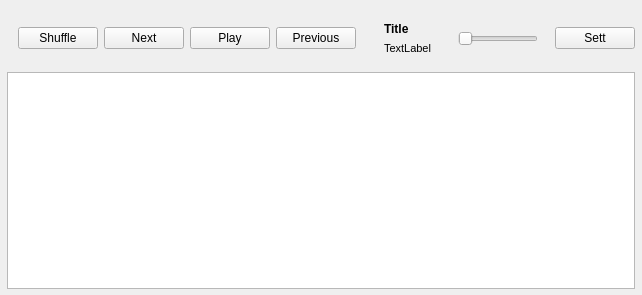
First picture: the form in mainwindow.ui, repository shrayas/playa, before the edit.
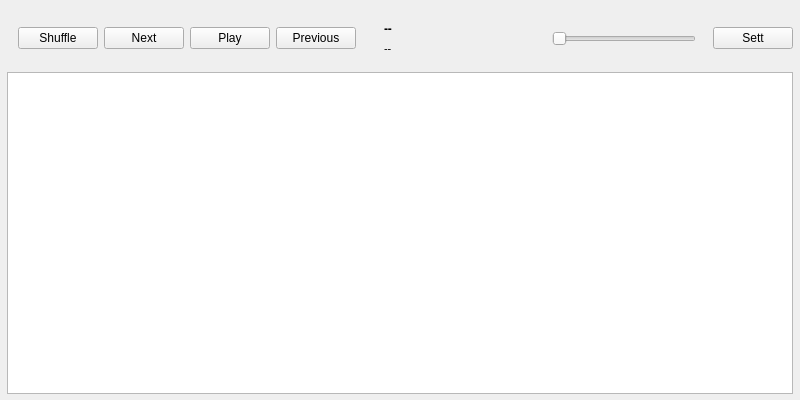
Second picture: the form after the edit.

```diff
--- a/mainwindow.ui
+++ b/mainwindow.ui
@@ -6,8 +6,8 @@
    <rect>
     <x>0</x>
     <y>0</y>
-    <width>642</width>
-    <height>295</height>
+    <width>800</width>
+    <height>400</height>
    </rect>
   </property>
   <property name="sizePolicy">
@@ -16,6 +16,12 @@
     <verstretch>0</verstretch>
    </sizepolicy>
   </property>
+  <property name="minimumSize">
+   <size>
+    <width>800</width>
+    <height>400</height>
+   </size>
+  </property>
   <property name="maximumSize">
    <size>
     <width>16777215</width>
@@ -45,7 +51,7 @@
     <item row="2" column="0">
      <widget class="QTableWidget" name="media_item_tableWidget">
       <property name="sizePolicy">
-       <sizepolicy hsizetype="Expanding" vsizetype="Expanding">
+       <sizepolicy hsizetype="MinimumExpanding" vsizetype="MinimumExpanding">
         <horstretch>0</horstretch>
         <verstretch>0</verstretch>
        </sizepolicy>
@@ -223,7 +229,7 @@
              <bool>true</bool>
             </property>
             <property name="text">
-             <string>Title</string>
+             <string>--</string>
             </property>
             <property name="alignment">
              <set>Qt::AlignLeading|Qt::AlignLeft|Qt::AlignVCenter</set>
@@ -241,7 +247,7 @@
              <string notr="true"/>
             </property>
             <property name="text">
-             <string>TextLabel</string>
+             <string>--</string>
             </property>
            </widget>
           </item>
```
Left out of the diff: 2 changed lines with no effect on the pictures.
